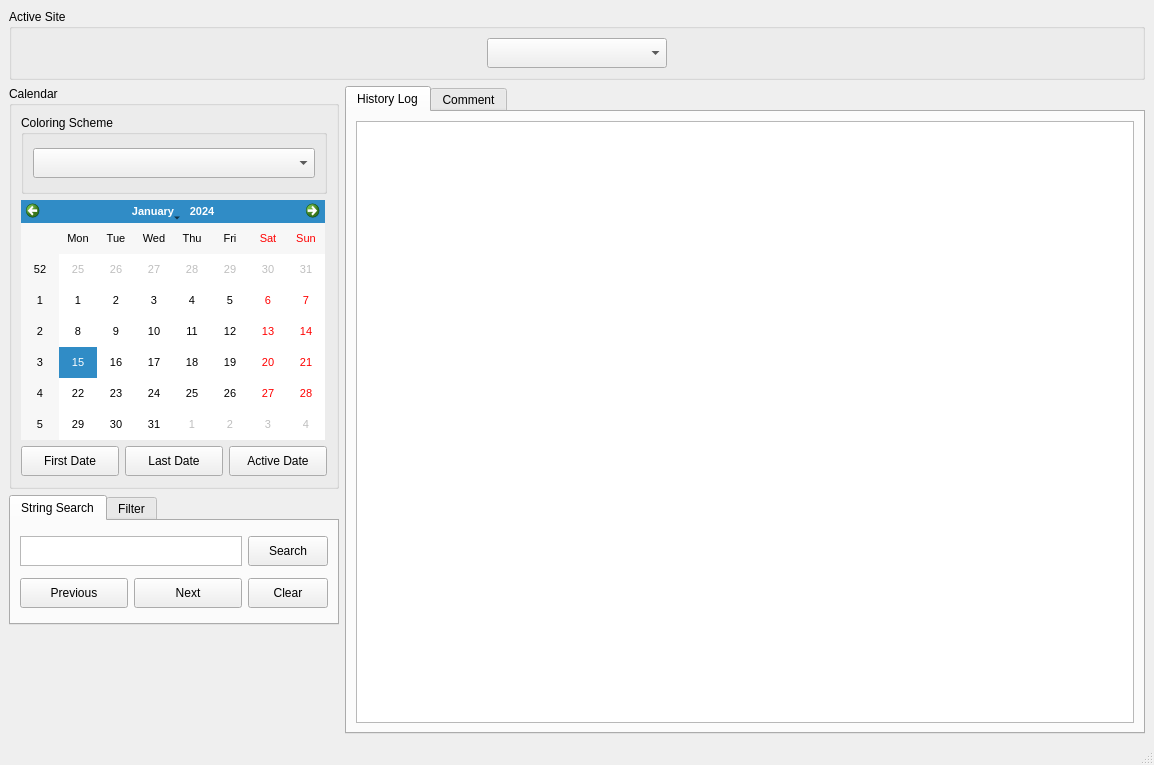
First picture: the form in resources/ui_mainwindow.ui, repository komministern/gca_analysis_tool, before the edit.
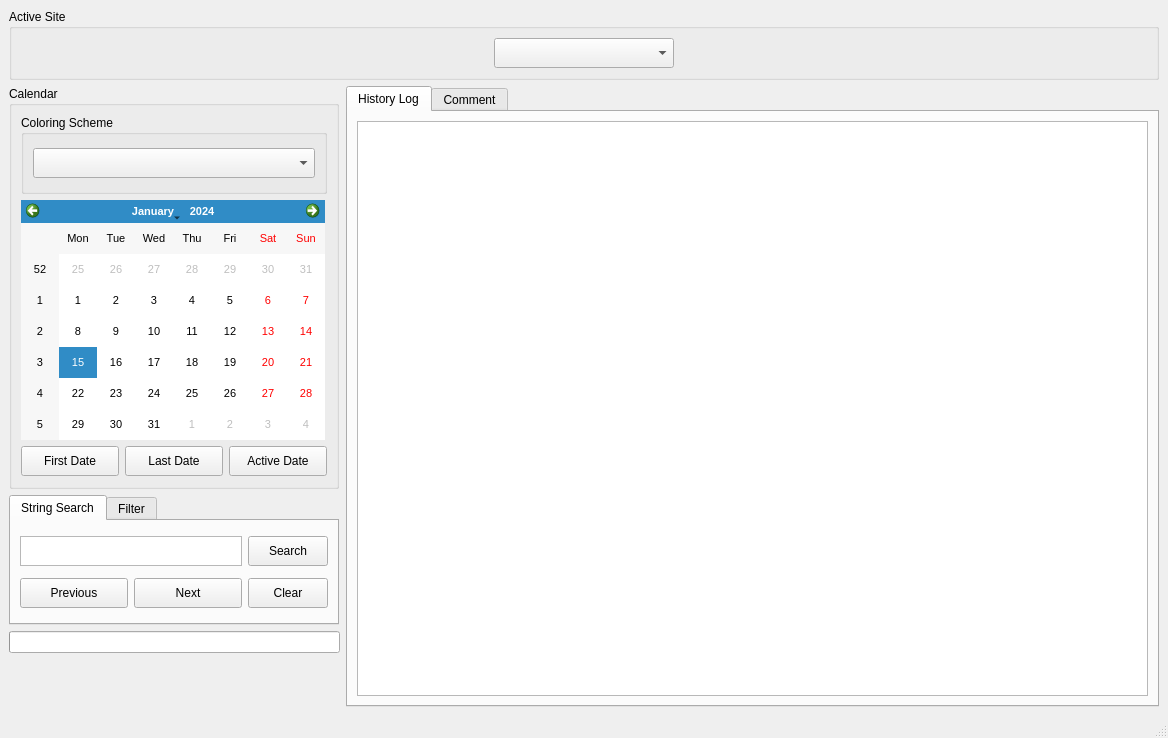
Second picture: the form after the edit. Custom widgets are drawn as their Qt base class.

Diff of the .ui file:
```diff
--- a/resources/ui_mainwindow.ui
+++ b/resources/ui_mainwindow.ui
@@ -6,8 +6,8 @@
    <rect>
     <x>0</x>
     <y>0</y>
-    <width>1154</width>
-    <height>765</height>
+    <width>1168</width>
+    <height>738</height>
    </rect>
   </property>
   <property name="sizePolicy">
@@ -202,7 +202,7 @@
       </layout>
      </widget>
     </item>
-    <item row="1" column="1" rowspan="3">
+    <item row="1" column="1" rowspan="4">
      <widget class="QTabWidget" name="tabWidget_TextFields">
       <property name="currentIndex">
        <number>0</number>
@@ -612,6 +612,22 @@
      </widget>
     </item>
     <item row="3" column="0">
+     <widget class="QProgressBar" name="progressBar">
+      <property name="maximumSize">
+       <size>
+        <width>331</width>
+        <height>16777215</height>
+       </size>
+      </property>
+      <property name="value">
+       <number>0</number>
+      </property>
+      <property name="textVisible">
+       <bool>false</bool>
+      </property>
+     </widget>
+    </item>
+    <item row="4" column="0">
      <spacer name="verticalSpacer">
       <property name="orientation">
        <enum>Qt::Vertical</enum>
```
Left out of the diff: 64 changed lines with no effect on the pictures.
